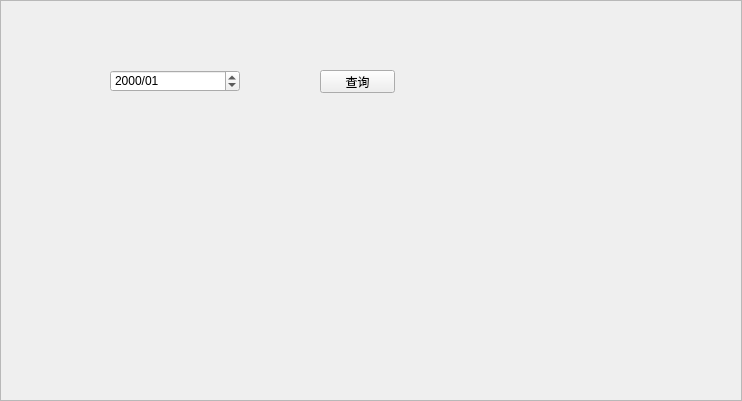
Qt form salary.ui (neverlandgy/teamhelper) before a commit.
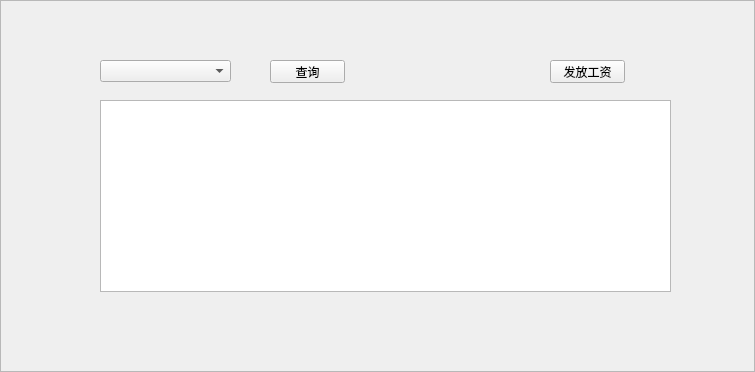
The same form after that commit.

What changed in the file:
```diff
--- a/salary.ui
+++ b/salary.ui
@@ -6,8 +6,8 @@
    <rect>
     <x>0</x>
     <y>0</y>
-    <width>742</width>
-    <height>401</height>
+    <width>755</width>
+    <height>372</height>
    </rect>
   </property>
   <property name="windowTitle">
@@ -19,27 +19,11 @@
   <property name="frameShadow">
    <enum>QFrame::Raised</enum>
   </property>
-  <widget class="QDateEdit" name="dateEdit">
-   <property name="geometry">
-    <rect>
-     <x>110</x>
-     <y>70</y>
-     <width>130</width>
-     <height>22</height>
-    </rect>
-   </property>
-   <property name="displayFormat">
-    <string>yyyy/MM</string>
-   </property>
-   <property name="calendarPopup">
-    <bool>false</bool>
-   </property>
-  </widget>
   <widget class="QPushButton" name="pushButton">
    <property name="geometry">
     <rect>
-     <x>320</x>
-     <y>70</y>
+     <x>270</x>
+     <y>60</y>
      <width>75</width>
      <height>23</height>
     </rect>
@@ -48,6 +32,39 @@
     <string>查询</string>
    </property>
   </widget>
+  <widget class="QTableView" name="tableView">
+   <property name="geometry">
+    <rect>
+     <x>100</x>
+     <y>100</y>
+     <width>571</width>
+     <height>192</height>
+    </rect>
+   </property>
+  </widget>
+  <widget class="QPushButton" name="pushButton_salary">
+   <property name="geometry">
+    <rect>
+     <x>550</x>
+     <y>60</y>
+     <width>75</width>
+     <height>23</height>
+    </rect>
+   </property>
+   <property name="text">
+    <string>发放工资</string>
+   </property>
+  </widget>
+  <widget class="QComboBox" name="comboBox">
+   <property name="geometry">
+    <rect>
+     <x>100</x>
+     <y>60</y>
+     <width>131</width>
+     <height>22</height>
+    </rect>
+   </property>
+  </widget>
  </widget>
  <resources/>
  <connections/>
```
